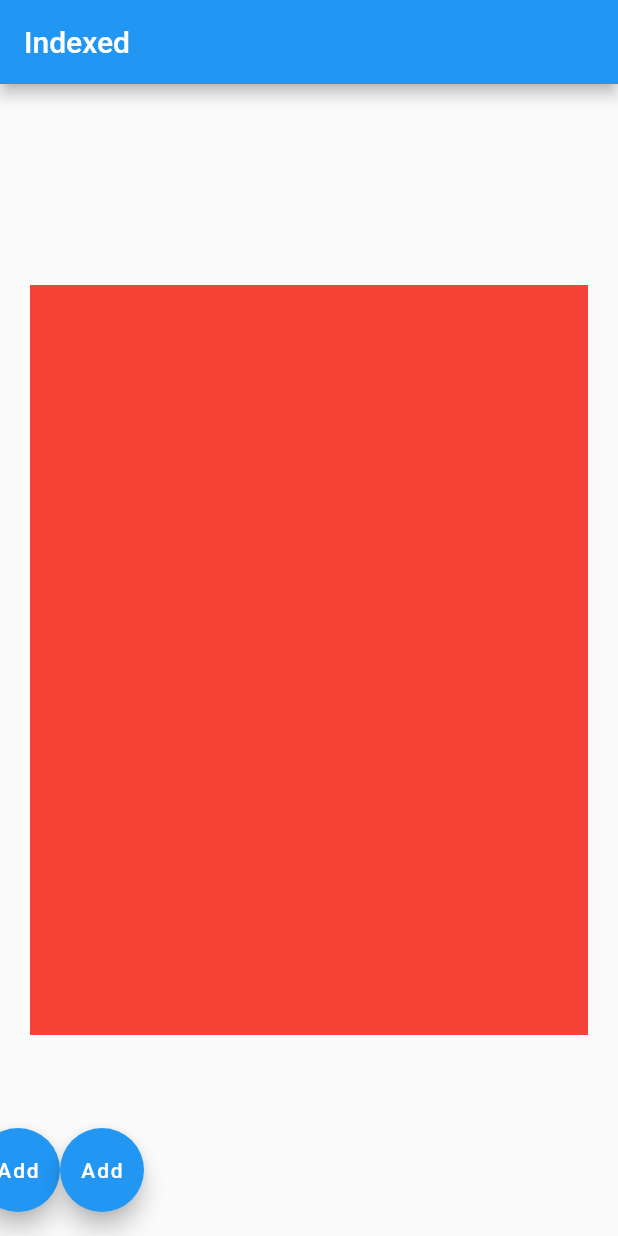
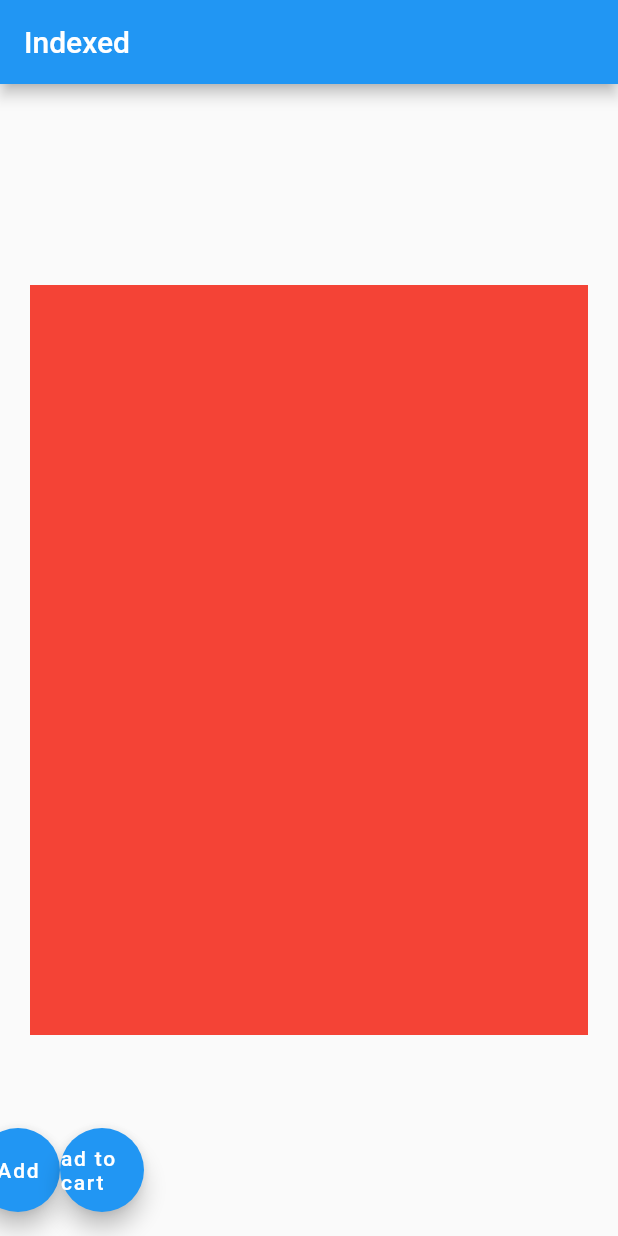
Before and after one commit to sarthaktejani/sarthak_designer_1_flutter_app, a Flutter app: the screen it shows after launch, on a phone screen of 412 x 824 dp. Run offline on Flutter 3.47's test engine with Material 2 defaults, Android fonts, the phone set to English and light mode, and no system bars.

Commit message:
second commit

```diff
--- a/lib/main.dart
+++ b/lib/main.dart
@@ -39,7 +39,7 @@ class _HomePageState extends State<HomePage> {
                 selectedIndex = 1;
               });
             },
-            child: Text("Add"),
+            child: Text("ad to cart"),
           ),
         ],
       ),
```
